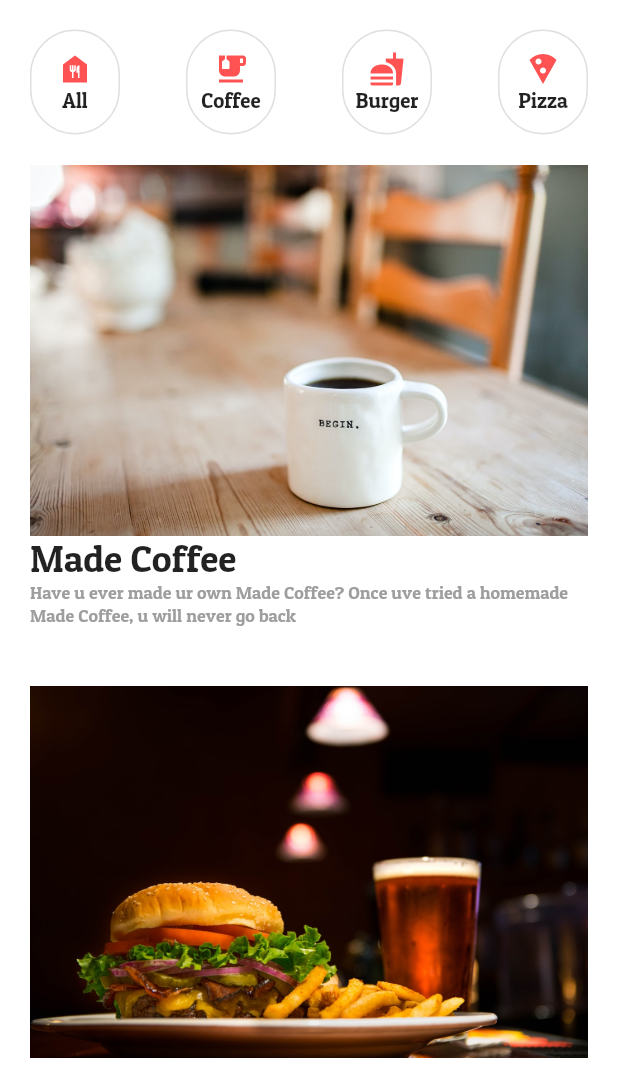
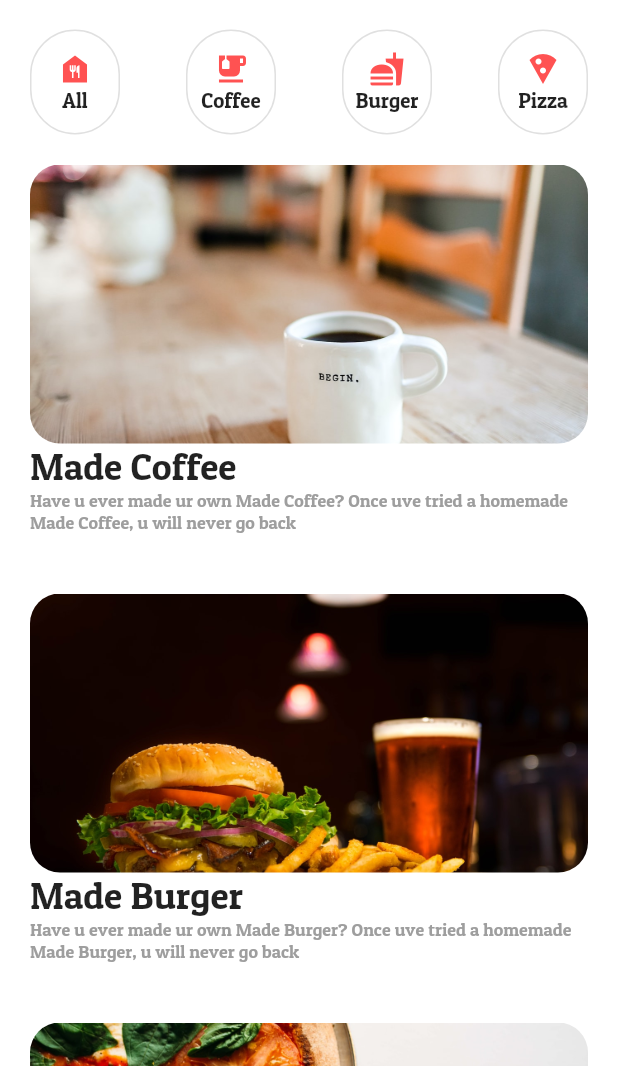
Before and after one commit to wogks/recipe-ui, a Flutter app: the screen it shows after launch, on a phone screen of 412 x 824 dp, the part 170-1236 px from its top. Run offline on Flutter 3.47's test engine with Material 2 defaults, Android fonts, the phone set to English and light mode, and no system bars.

Commit message:
Design item 모서리 부분 ui수정

```diff
--- a/lib/components/item.dart
+++ b/lib/components/item.dart
@@ -16,7 +16,12 @@ class RItem extends StatelessWidget {
       child: Column(
         crossAxisAlignment: CrossAxisAlignment.start,
         children: [
-          Image.asset('assets/images/$imageName.jpeg',fit: BoxFit.cover,),
+          ClipRRect(
+            borderRadius: BorderRadius.circular(20),
+            child: AspectRatio(
+              aspectRatio: 2 / 1,
+              child: Image.asset('assets/images/$imageName.jpeg',fit: BoxFit.cover,)),
+          ),
           Text(title, style: TextStyle(fontSize: 25),),
           Text('Have u ever made ur own $title? Once uve tried a homemade $title, u will never go back',
           style: TextStyle(fontSize: 12,color: Colors.grey),)
--- a/lib/main.dart
+++ b/lib/main.dart
@@ -10,9 +10,6 @@ void main() {
 
 class MyApp extends StatelessWidget {
    MyApp({Key? key}) : super(key: key);
- String imageName = '';
-  String title = '';
-  // This widget is the root of your application.
   @override
   Widget build(BuildContext context) {
     return MaterialApp(
--- a/pubspec.yaml
+++ b/pubspec.yaml
@@ -59,7 +59,7 @@ flutter:
 
   # To add assets to your application, add an assets section, like this:
   assets:
-    - assets/images
+    - assets/images/
   #   - images/a_dot_ham.jpeg
 
   # An image asset can refer to one or more resolution-specific "variants", see
```
Also changed, not shown: 1 other file.
